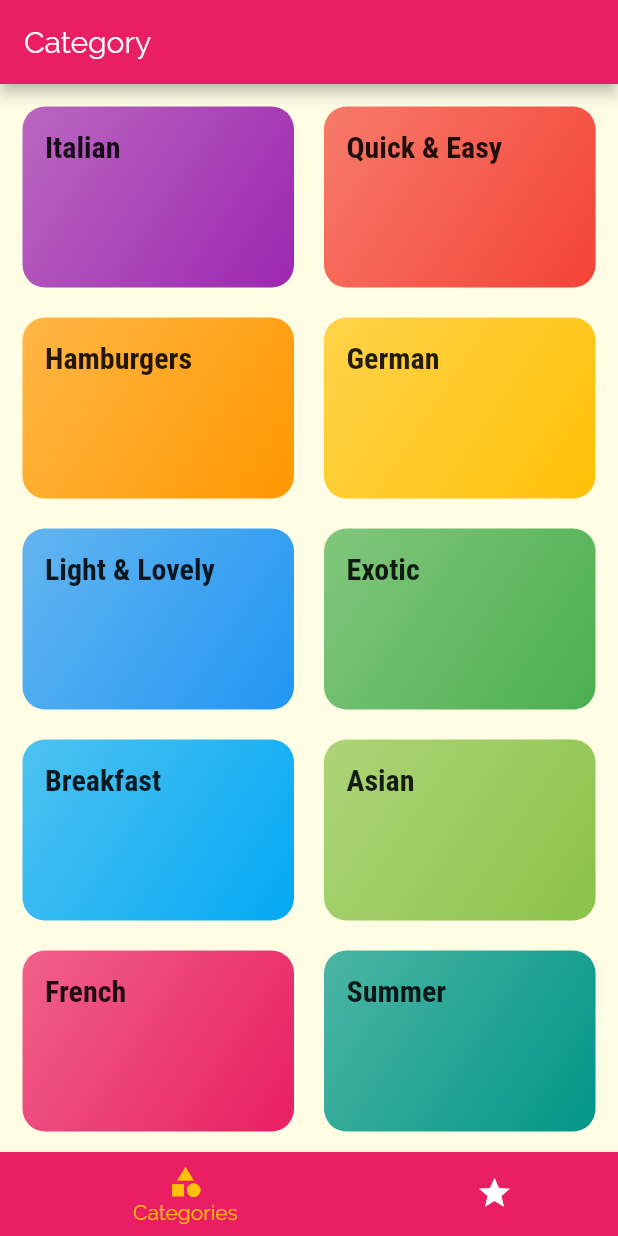
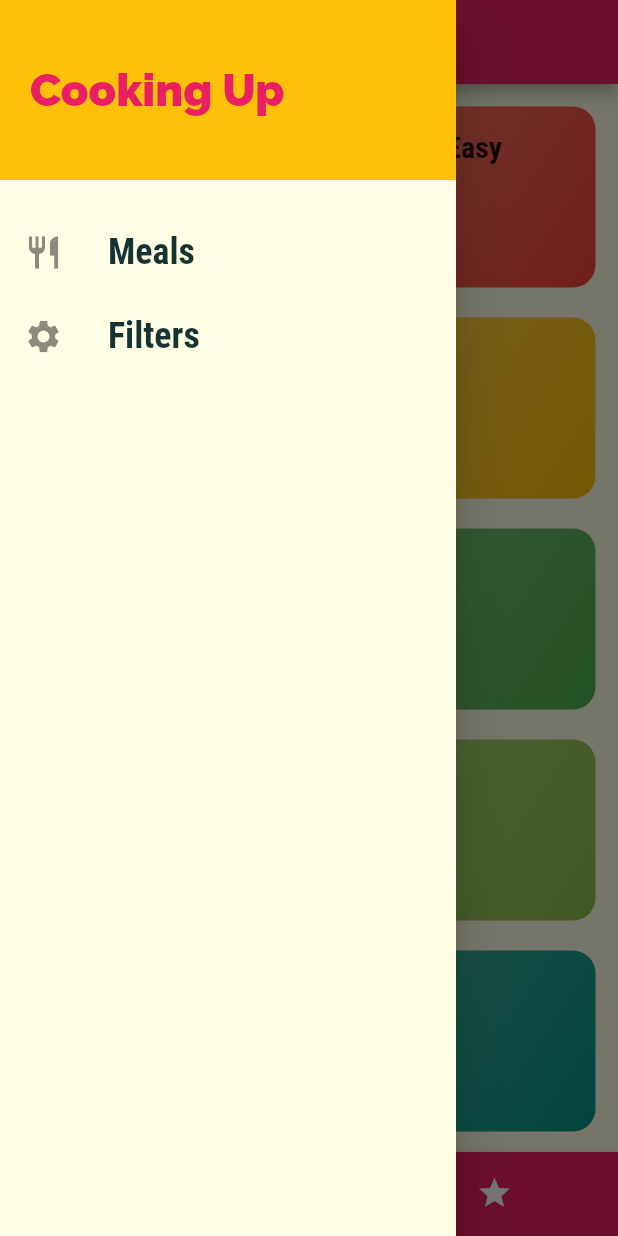
Before and after one commit to dahnny/Recipe-app, a Flutter app: the screen it shows after launch, with the side drawer open (before the commit the screen has no drawer), on a phone screen of 412 x 824 dp. Run offline on Flutter 3.47's test engine with Material 2 defaults, Android fonts, the phone set to English and light mode, and no system bars.

Commit message:
Added files

```diff
--- a/lib/main.dart
+++ b/lib/main.dart
@@ -1,4 +1,5 @@
 import 'package:flutter/material.dart';
+import 'package:food_app/screens/filters_screen.dart';
 import 'package:food_app/screens/meal_detail_screen.dart';
 import 'package:food_app/screens/tabs_screen.dart';
 import 'file:///C:/Users/Daniel%20Ogbuti/AndroidStudioProjects/food_app/lib/screens/category_screen.dart';
@@ -34,7 +35,9 @@ class MyApp extends StatelessWidget {
           //The '/' defines the path of the homescreen
           '/':(ctx) => TabsScreen(),
           CategoryMealScreen.routeName: (ctx) => CategoryMealScreen(),
-          MealDetailScreen.routeName: (ctx) => MealDetailScreen()
+          MealDetailScreen.routeName: (ctx) => MealDetailScreen(),
+        FiltersScreen.routeName: (ctx)=> FiltersScreen()
+
       },
     );
   }
--- /dev/null
+++ b/lib/screens/main_drawer.dart
@@ -0,0 +1,55 @@
+import 'package:flutter/material.dart';
+import 'package:food_app/screens/filters_screen.dart';
+
+class MainDrawer extends StatelessWidget {
+  Widget buildListTile(String title, IconData icon, Function tapHandler) {
+    return ListTile(
+      leading: Icon(
+        icon,
+        size: 26,
+      ),
+      title: Text(
+        title,
+        style: TextStyle(
+            fontFamily: 'RobotoCondensed',
+            fontSize: 24,
+            fontWeight: FontWeight.bold),
+      ),
+      onTap: tapHandler,
+    );
+  }
+
+  @override
+  Widget build(BuildContext context) {
+    return Drawer(
+      child: Column(
+        children: <Widget>[
+          Container(
+            height: 120,
+            width: double.infinity,
+            padding: EdgeInsets.all(20),
+            alignment: Alignment.centerLeft,
+            color: Theme.of(context).accentColor,
+            child: Text(
+              'Cooking Up',
+              style: TextStyle(
+                fontWeight: FontWeight.w900,
+                fontSize: 30,
+                color: Theme.of(context).primaryColor,
+              ),
+            ),
+          ),
+          SizedBox(
+            height: 20,
+          ),
+          buildListTile('Meals', Icons.restaurant, () {
+            Navigator.of(context).pushReplacementNamed('/');
+          }),
+          buildListTile('Filters', Icons.settings, (){
+            Navigator.of(context).pushReplacementNamed(FiltersScreen.routeName);
+          })
+        ],
+      ),
+    );
+  }
+}
--- a/lib/screens/tabs_screen.dart
+++ b/lib/screens/tabs_screen.dart
@@ -1,6 +1,7 @@
 import 'package:flutter/material.dart';
 import 'package:food_app/screens/category_meal_screen.dart';
 import 'package:food_app/screens/category_screen.dart';
+import 'package:food_app/screens/main_drawer.dart';
 
 import 'favorites_screen.dart';
 
@@ -30,6 +31,7 @@ class _TabsScreenState extends State<TabsScreen> {
       appBar: AppBar(
         title: Text(pages[selectedPageIndex]['title']),
       ),
+      drawer: MainDrawer(),
       body: pages[selectedPageIndex]['page'],
       bottomNavigationBar: BottomNavigationBar(
         onTap: _selectPage,
```
Also changed, not shown: lib/screens/category_meal_screen.dart (+49 -20 lines), lib/screens/filters_screen.dart (added, +89 -0 lines), lib/screens/meal_detail_screen.dart (+8 -1 lines), lib/widgets/meal_item.dart (+27 -12 lines).
